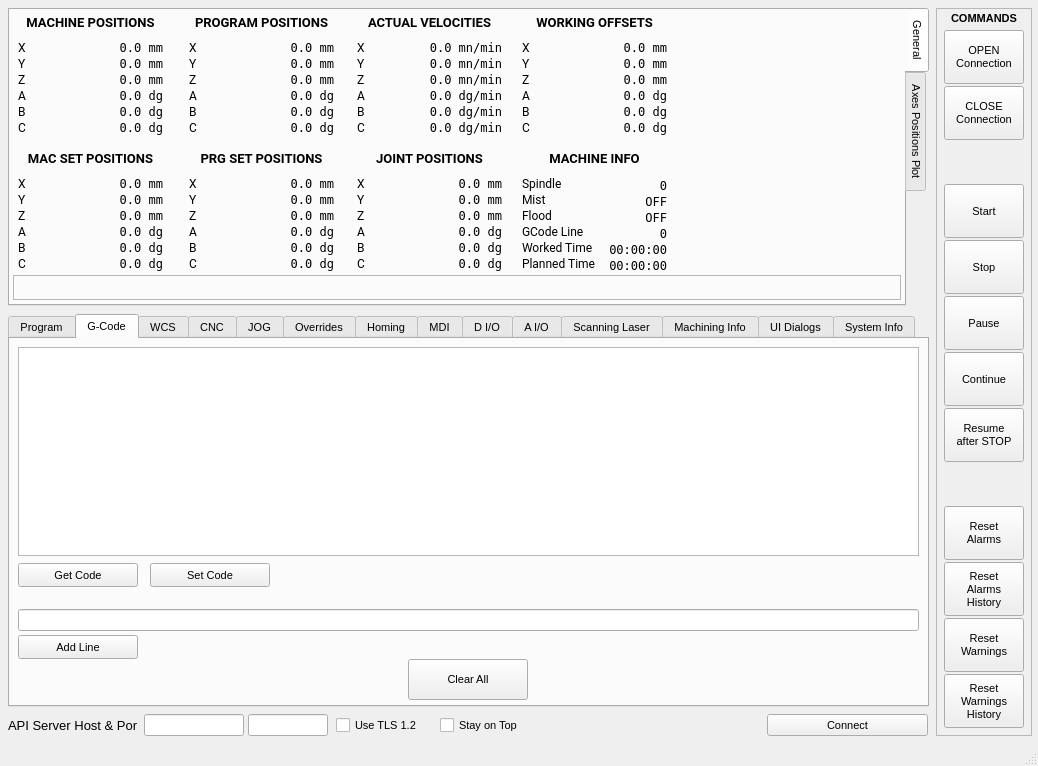
Qt form python/examples/api_client_qt_demo/desktop_view.ui (rosettacnc-classroom/cnc_api_client_core_1) before a commit.
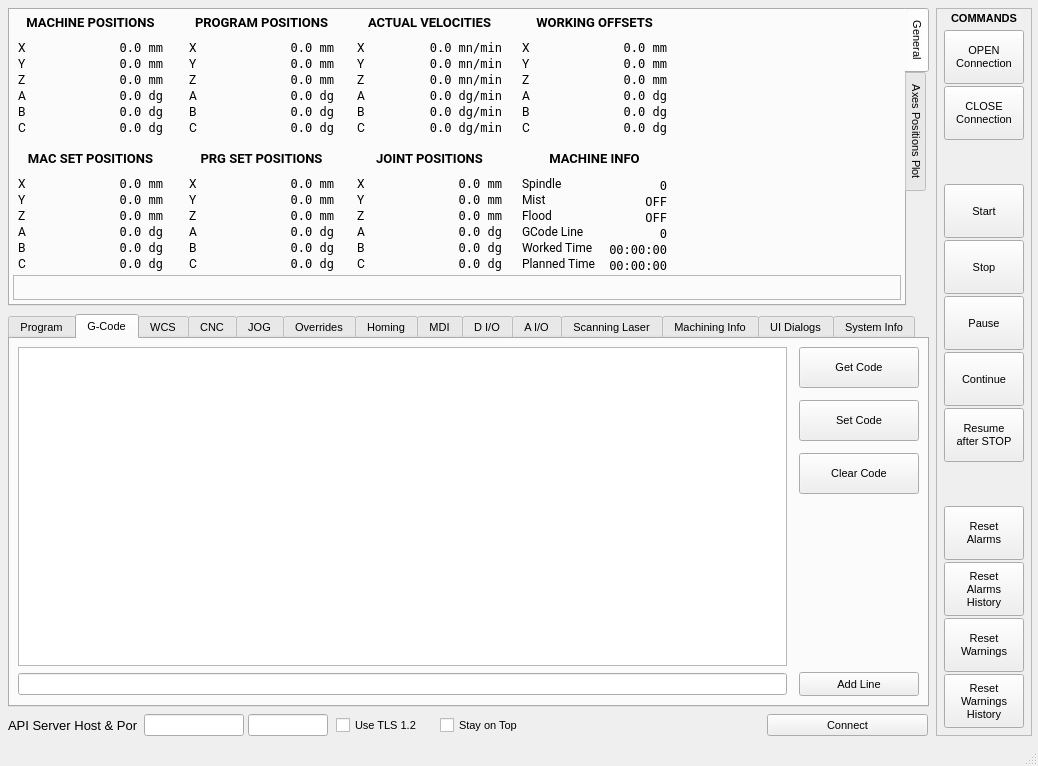
The same form after that commit. The open tabs and pages were chosen to show the change. Custom widgets are drawn as their Qt base class.

Diff of the .ui file:
```diff
--- a/python/examples/api_client_qt_demo/desktop_view.ui
+++ b/python/examples/api_client_qt_demo/desktop_view.ui
@@ -282,8 +282,8 @@
        <rect>
         <x>8</x>
         <y>8</y>
-        <width>901</width>
-        <height>209</height>
+        <width>769</width>
+        <height>319</height>
        </rect>
       </property>
       <property name="font">
@@ -299,10 +299,10 @@
      <widget class="QPushButton" name="gcodeGetProgramTextButton">
       <property name="geometry">
        <rect>
-        <x>8</x>
-        <y>224</y>
+        <x>789</x>
+        <y>8</y>
         <width>120</width>
-        <height>24</height>
+        <height>41</height>
        </rect>
       </property>
       <property name="text">
@@ -312,10 +312,10 @@
      <widget class="QPushButton" name="gcodeSetProgramTextButton">
       <property name="geometry">
        <rect>
-        <x>140</x>
-        <y>224</y>
+        <x>789</x>
+        <y>61</y>
         <width>120</width>
-        <height>24</height>
+        <height>41</height>
        </rect>
       </property>
       <property name="text">
@@ -326,8 +326,8 @@
       <property name="geometry">
        <rect>
         <x>8</x>
-        <y>270</y>
-        <width>901</width>
+        <y>334</y>
+        <width>769</width>
         <height>22</height>
        </rect>
       </property>
@@ -335,8 +335,8 @@
      <widget class="QPushButton" name="gcodeAddProgramTextButton">
       <property name="geometry">
        <rect>
-        <x>8</x>
-        <y>296</y>
+        <x>789</x>
+        <y>333</y>
         <width>120</width>
         <height>24</height>
        </rect>
@@ -348,14 +348,14 @@
      <widget class="QPushButton" name="gcodeClearProgramButton">
       <property name="geometry">
        <rect>
-        <x>398</x>
-        <y>320</y>
+        <x>789</x>
+        <y>114</y>
         <width>120</width>
         <height>41</height>
        </rect>
       </property>
       <property name="text">
-       <string>Clear All</string>
+       <string>Clear Code</string>
       </property>
      </widget>
     </widget>
```
Left out of the diff: 2 changed lines with no effect on the pictures.
